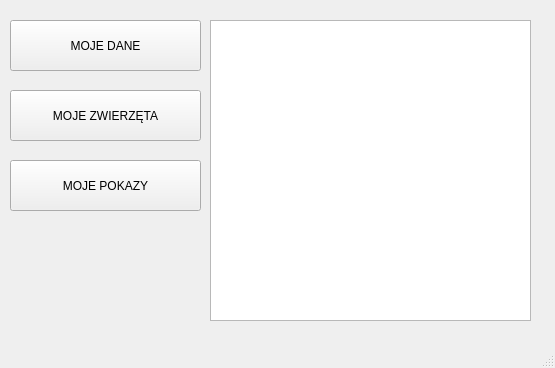
This is views/trainer_window.ui in PROZ-293472/Oceanarium as Qt 5 draws it before an edit. The edited form follows.
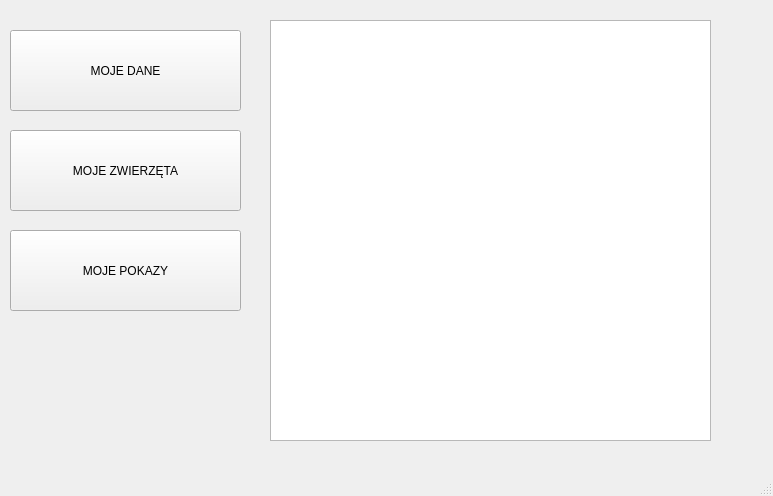
This is the edited form.

Commit message: trainer window works

```diff
--- a/views/trainer_window.ui
+++ b/views/trainer_window.ui
@@ -6,31 +6,21 @@
    <rect>
     <x>0</x>
     <y>0</y>
-    <width>555</width>
-    <height>368</height>
+    <width>773</width>
+    <height>496</height>
    </rect>
   </property>
   <property name="windowTitle">
    <string>MainWindow</string>
   </property>
   <widget class="QWidget" name="centralwidget">
-   <widget class="QListView" name="listView">
-    <property name="geometry">
-     <rect>
-      <x>210</x>
-      <y>20</y>
-      <width>321</width>
-      <height>301</height>
-     </rect>
-    </property>
-   </widget>
    <widget class="QPushButton" name="pushButton_personal">
     <property name="geometry">
      <rect>
       <x>10</x>
-      <y>20</y>
-      <width>191</width>
-      <height>51</height>
+      <y>30</y>
+      <width>231</width>
+      <height>81</height>
      </rect>
     </property>
     <property name="text">
@@ -41,9 +31,9 @@
     <property name="geometry">
      <rect>
       <x>10</x>
-      <y>90</y>
-      <width>191</width>
-      <height>51</height>
+      <y>130</y>
+      <width>231</width>
+      <height>81</height>
      </rect>
     </property>
     <property name="text">
@@ -54,15 +44,25 @@
     <property name="geometry">
      <rect>
       <x>10</x>
-      <y>160</y>
-      <width>191</width>
-      <height>51</height>
+      <y>230</y>
+      <width>231</width>
+      <height>81</height>
      </rect>
     </property>
     <property name="text">
      <string>MOJE POKAZY</string>
     </property>
    </widget>
+   <widget class="QTableView" name="tableView">
+    <property name="geometry">
+     <rect>
+      <x>270</x>
+      <y>20</y>
+      <width>441</width>
+      <height>421</height>
+     </rect>
+    </property>
+   </widget>
   </widget>
   <widget class="QMenuBar" name="menubar">
    <property name="geometry">
```
Left out of the diff: 2 changed lines with no effect on the pictures. The commit also changes 5 other files.
